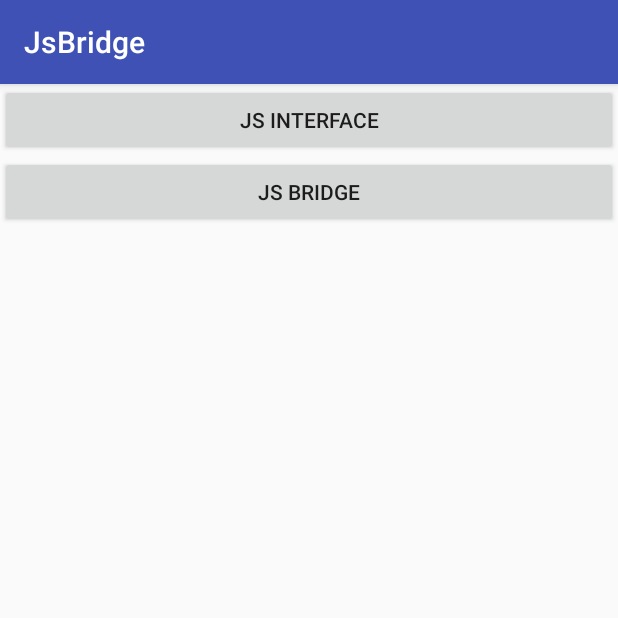
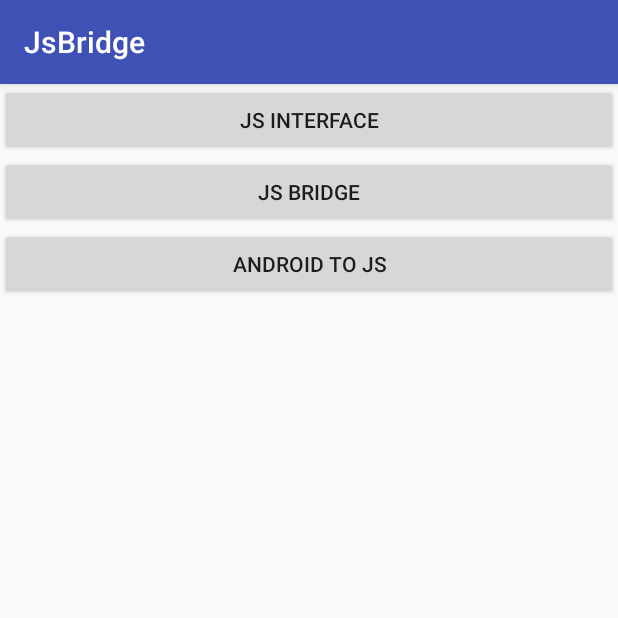
Before and after one commit to aldoKelvianto/AndroidJsBridge, an Android app: the screen it shows after launch (NavigationActivity), on a phone screen of 412 x 824 dp, the top half of it. Run offline under Robolectric (Android 15) with nearby library versions, the phone set to English and light mode, and no system bars; our stand-ins replace ButterKnife.

Commit message:
add android to js example

```diff
--- a/example/src/main/AndroidManifest.xml
+++ b/example/src/main/AndroidManifest.xml
@@ -19,6 +19,7 @@
         </activity>
         <activity android:name=".jsinterface.JsInterfaceActivity" />
         <activity android:name=".jsbridge.JsBridgeActivity" />
+        <activity android:name=".androidtojs.AndroidToJsActivity" />
     </application>
 
 </manifest>
--- a/example/src/main/java/com/aldoapps/jsbridge/example/NavigationActivity.java
+++ b/example/src/main/java/com/aldoapps/jsbridge/example/NavigationActivity.java
@@ -2,6 +2,7 @@ package com.aldoapps.jsbridge.example;
 
 import android.content.Intent;
 
+import com.aldoapps.jsbridge.example.androidtojs.AndroidToJsActivity;
 import com.aldoapps.jsbridge.example.jsbridge.JsBridgeActivity;
 import com.aldoapps.jsbridge.example.jsinterface.JsInterfaceActivity;
 
@@ -23,6 +24,11 @@ public class NavigationActivity extends BaseActivity {
         start(JsBridgeActivity.class);
     }
 
+    @OnClick(R.id.btn_android_to_js)
+    void onAndroidToJsClick() {
+        start(AndroidToJsActivity.class);
+    }
+
     private void start(Class activity) {
         Intent intent = new Intent(this, activity);
         startActivity(intent);
--- a/example/src/main/res/layout/activity_navigation.xml
+++ b/example/src/main/res/layout/activity_navigation.xml
@@ -1,21 +1,25 @@
 <?xml version="1.0" encoding="utf-8"?>
 <LinearLayout xmlns:android="http://schemas.android.com/apk/res/android"
-    android:orientation="vertical"
     android:layout_width="match_parent"
-    android:layout_height="match_parent">
+    android:layout_height="match_parent"
+    android:orientation="vertical">
 
     <Button
         android:id="@+id/btn_js_interface"
         android:layout_width="match_parent"
         android:layout_height="wrap_content"
-        android:text="@string/js_interface"
-    />
+        android:text="@string/js_interface" />
 
     <Button
         android:id="@+id/btn_js_bridge"
         android:layout_width="match_parent"
         android:layout_height="wrap_content"
-        android:text="@string/js_bridge"
-    />
+        android:text="@string/js_bridge" />
+
+    <Button
+        android:id="@+id/btn_android_to_js"
+        android:layout_width="match_parent"
+        android:layout_height="wrap_content"
+        android:text="@string/android_to_js" />
 
 </LinearLayout>
--- a/example/src/main/res/values/strings.xml
+++ b/example/src/main/res/values/strings.xml
@@ -3,4 +3,8 @@
     <string name="button_name">Java calling Web</string>
     <string name="js_interface">JS Interface</string>
     <string name="js_bridge">JS Bridge</string>
+    <string name="type_your_message">Type your message here</string>
+    <string name="submit_with_loadurl">Submit with Load URL</string>
+    <string name="submit_with_evaljs">Submit with Evaluate JS</string>
+    <string name="android_to_js">Android to JS</string>
 </resources>
```
Also changed, not shown: example/src/main/java/com/aldoapps/jsbridge/example/androidtojs/AndroidToJsActivity.java (added, +64 -0 lines), example/src/main/java/com/aldoapps/jsbridge/example/jsbridge/JsBridgeActivity.java (+7 -8 lines), example/src/main/res/layout/activity_android_to_js.xml (added, +32 -0 lines), 1 other file.
